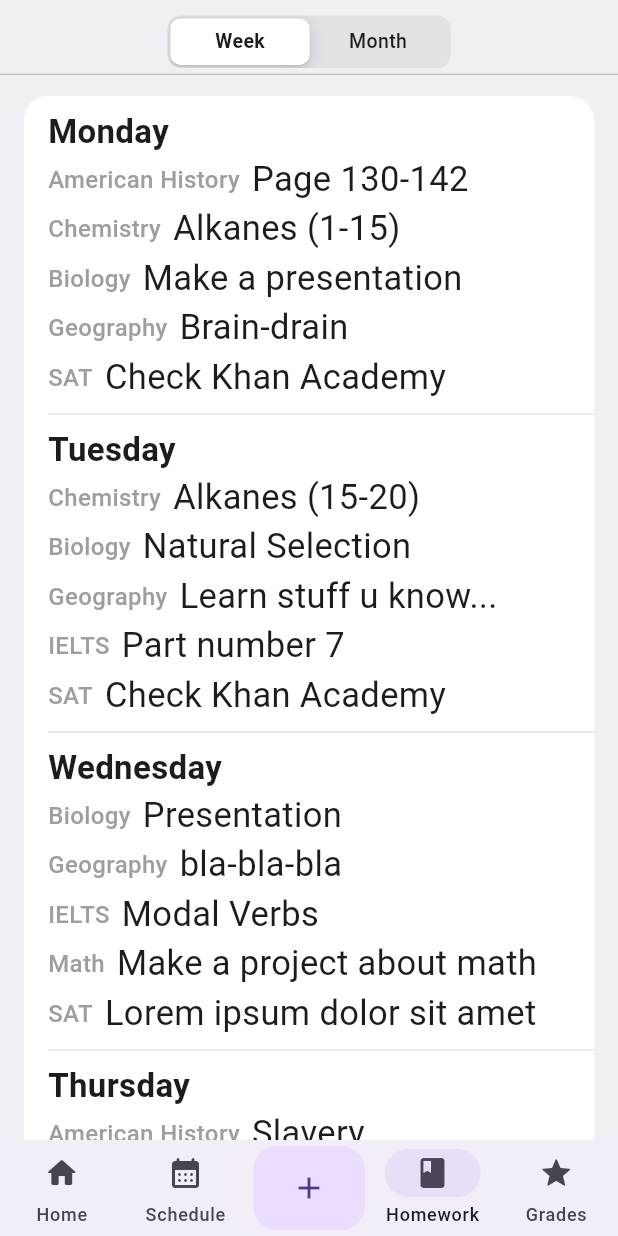
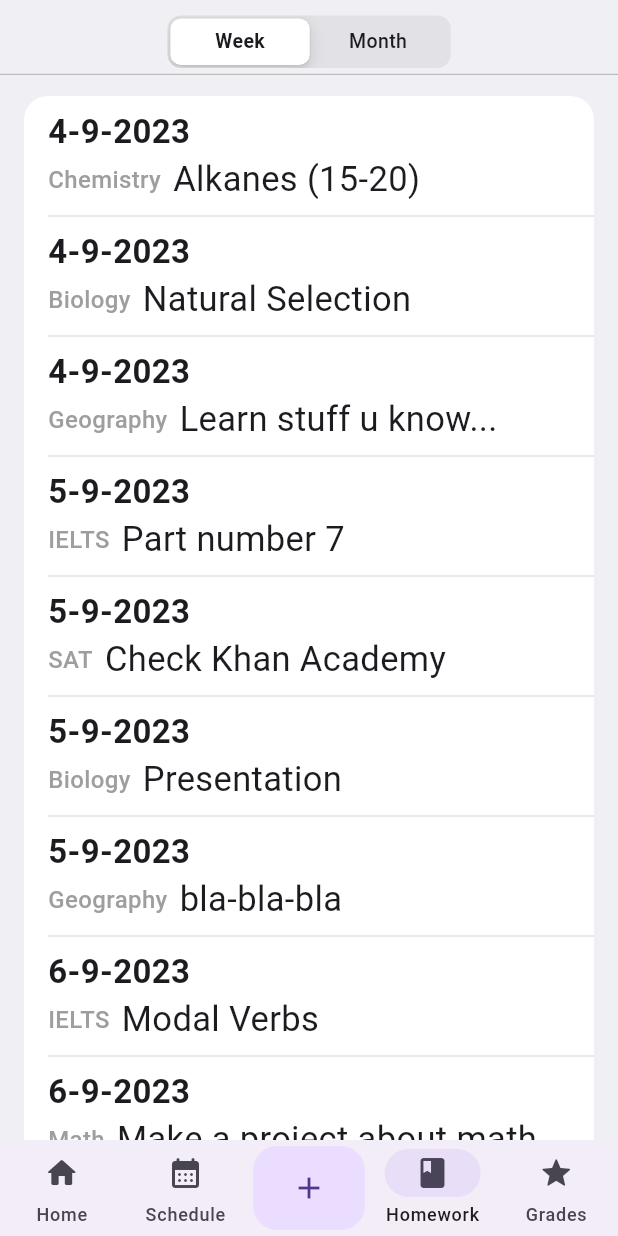
Before and after one commit to GeorgeEu/scentia, a Flutter app: the screen it shows after launch, item 3 of the bottom bar chosen, on a phone screen of 412 x 824 dp. Run offline on Flutter 3.47's test engine with Material 2 defaults, Android fonts, the phone set to English and light mode, and no system bars; our stand-ins replace dots_indicator, table_calendar.

Commit message:
1/3 part of timestamp update for homework

```diff
--- a/lib/components/home_work/full_hw/lesson_home_work.dart
+++ b/lib/components/home_work/full_hw/lesson_home_work.dart
@@ -26,26 +26,7 @@ class _LessonHWState extends State<LessonHW> {
                 fontSize: 22,
               ),
             ),
-            Text(
-              widget._task['Task'].toString(),
-              overflow: TextOverflow.ellipsis,
-              style: TextStyle(
-                fontSize: 16,
-              ),
-            ),
           ],
-        ),
-        Spacer(),
-        Padding(
-          padding: const EdgeInsets.only(right: 16),
-          child: Text(
-            widget._task['Date'].toString(),
-            style: TextStyle(
-              fontWeight: FontWeight.normal,
-              color: Colors.grey,
-              fontSize: 16,
-            ),
-          ),
         ),
       ],
     );
--- a/lib/components/home_work/week_homework/week_homework.dart
+++ b/lib/components/home_work/week_homework/week_homework.dart
@@ -2,8 +2,8 @@ import 'package:card_test/components/home_work/week_homework/week_segment_homewo
 import 'package:flutter/material.dart';
 
 class WeekHomework extends StatefulWidget {
-  final List _week_homework;
-  const WeekHomework(this._week_homework);
+  final List _homework;
+  const WeekHomework(this._homework);
 
   @override
   State<WeekHomework> createState() => _WeekHomeworkState();
@@ -12,18 +12,18 @@ class WeekHomework extends StatefulWidget {
 class _WeekHomeworkState extends State<WeekHomework> {
   @override
   Widget build(BuildContext context) {
-    var homeworkCount = widget._week_homework.length;
+    var homeworkCount = widget._homework.length;
     return Padding(
       padding: const EdgeInsets.only(left: 16),
       child: Container(
-        height: homeworkCount * 220,
+        height: homeworkCount * 80,
         padding: const EdgeInsets.only(top: 8),
         child: ListView.separated(
           primary: false,
           shrinkWrap: true,
           itemCount: homeworkCount,
           itemBuilder: (context, index) {
-            return WeekSegmentHomework(widget._week_homework[index]);
+            return WeekSegmentHomework(widget._homework[index]);
           },
           separatorBuilder: (context, index) {
             return const Divider(
--- a/lib/components/home_work/week_homework/week_segment_homework.dart
+++ b/lib/components/home_work/week_homework/week_segment_homework.dart
@@ -1,15 +1,19 @@
 import 'package:flutter/material.dart';
 
 class WeekSegmentHomework extends StatefulWidget {
-  final Map<String, dynamic> _week_homework;
+  final Map<String, dynamic> _homework;
 
-  WeekSegmentHomework(this._week_homework);
+  WeekSegmentHomework(this._homework);
 
   @override
   State<WeekSegmentHomework> createState() => _WeekSegmentHomeworkState();
 }
 
 class _WeekSegmentHomeworkState extends State<WeekSegmentHomework> {
+  String formatDate(int timestamp) {
+    DateTime dateTime = DateTime.fromMillisecondsSinceEpoch(timestamp * 1000);
+    return '${dateTime.day}-${dateTime.month}-${dateTime.year}';
+  }
   @override
   Widget build(BuildContext context) {
     return Column(
@@ -18,28 +22,26 @@ class _WeekSegmentHomeworkState extends State<WeekSegmentHomework> {
       textBaseline: TextBaseline.ideographic,
       children: [
         Text(
-          widget._week_homework['Day'].toString(),
+          formatDate(widget._homework['Date']),
           style: TextStyle(
             fontWeight: FontWeight.w600,
             fontSize: 22,
           ),
         ),
-        for (var segment in widget._week_homework["Schedule"])
         Row(
           children: [
             Padding(
               padding: const EdgeInsets.only(right: 8),
               child: Text(
-                  segment['Name'],
+                  widget._homework['Name'].toString(),
                   style: const TextStyle(
                       fontWeight: FontWeight.w500,
                       fontSize: 16,
-                        color: Colors.grey)
-                ),
+                      color: Colors.grey)),
             ),
             Expanded(
               child: Text(
-                segment['Task'],
+                widget._homework['Task'].toString(),
                 overflow: TextOverflow.ellipsis,
                 style: const TextStyle(fontSize: 23),
               ),
--- a/lib/data/home_work_data/week_homework_data.dart
+++ b/lib/data/home_work_data/week_homework_data.dart
@@ -1,136 +1,87 @@
 class WeekHomeworkData {
-  final _week_homework = [
+  final _homework = [
     {
-      "Day": "Monday",
-      "Schedule": [
-        {
-          "Name": "American History",
-          "Task": "Page 130-142"
-        },
-        {
-          "Name": "Chemistry",
-          "Task": "Alkanes (1-15)"
-        },
-        {
-          "Name": "Biology",
-          "Task": "Make a presentation"
-        },
-        {
-          "Name": "Geography",
-          "Task": "Brain-drain"
-        },
-        {
-          "Name": "SAT",
-          "Task": "Check Khan Academy"
-        }
-      ]
-    },
-    {
-      "Day": "Tuesday",
-      "Schedule": [
-        {
+      "Date": 1693830993,
       "Name": "Chemistry",
       "Task": "Alkanes (15-20)"
     },
     {
+      "Date": 1693830993,
       "Name": "Biology",
       "Task": "Natural Selection"
     },
     {
+      "Date": 1693830993,
       "Name": "Geography",
       "Task": "Learn stuff u know..."
     },
     {
+      "Date": 1693917393,
       "Name": "IELTS",
       "Task": "Part number 7"
     },
     {
+      "Date": 1693917393,
       "Name": "SAT",
       "Task": "Check Khan Academy"
-        }
-      ]
     },
     {
-      "Day": "Wednesday",
-      "Schedule": [
-        {
+      "Date": 1693917393,
       "Name": "Biology",
       "Task": "Presentation"
     },
     {
+      "Date": 1693917393,
       "Name": "Geography",
       "Task": "bla-bla-bla"
     },
     {
+      "Date": 1694003793,
       "Name": "IELTS",
       "Task": "Modal Verbs"
     },
     {
+      "Date": 1694003793,
       "Name": "Math",
       "Task": "Make a project about math"
     },
     {
+      "Date": 1694090193,
       "Name": "SAT",
-          "Task": "Lorem ipsum dolor sit amet"
-        }
-      ]
+      "Task": "Lorem ipsum dolor sit"
     },
     {
-      "Day": "Thursday",
-      "Schedule": [
-        {
+      "Date": 1694090193,
       "Name": "American History",
       "Task": "Slavery"
     },
     {
+      "Date": 1694090193,
       "Name": "Chemistry",
       "Task": "Revision of all alkanes"
     },
     {
+      "Date": 1694176593,
       "Name": "Math",
       "Task": "Page (110 - 120)"
     },
     {
+      "Date": 1694176593,
       "Name": "SAT",
       "Task": "Finish ex. homework"
-        }
-      ]
     },
     {
-      "Day": "Friday",
-      "Schedule": [
-        {
+      "Date": 1694176593,
       "Name": "American History",
       "Task": "Industrial Revolution"
     },
     {
+      "Date": 1694176593,
       "Name": "Chemistry",
       "Task": "Revision"
     },
-        {
-          "Name": "Biology",
-          "Task": "Make presentation about Natural Selection"
-        },
-        {
-          "Name": "Geography",
-          "Task": "Kill me"
-        },
-        {
-          "Name": "IELTS",
-          "Task": "Lorem ipsum dolor"
-        },
-        {
-          "Name": "Math",
-          "Task": "Presentation about Smt"
-        },
-        {
-          "Name": "SAT",
-          "Task": "Lorem"
-        }
-      ]
-    },
   ];
   List getWeekHomework() {
-    return _week_homework;
+    return _homework;
   }
 }
```
Lines whose indentation alone changed are shown as unchanged.
